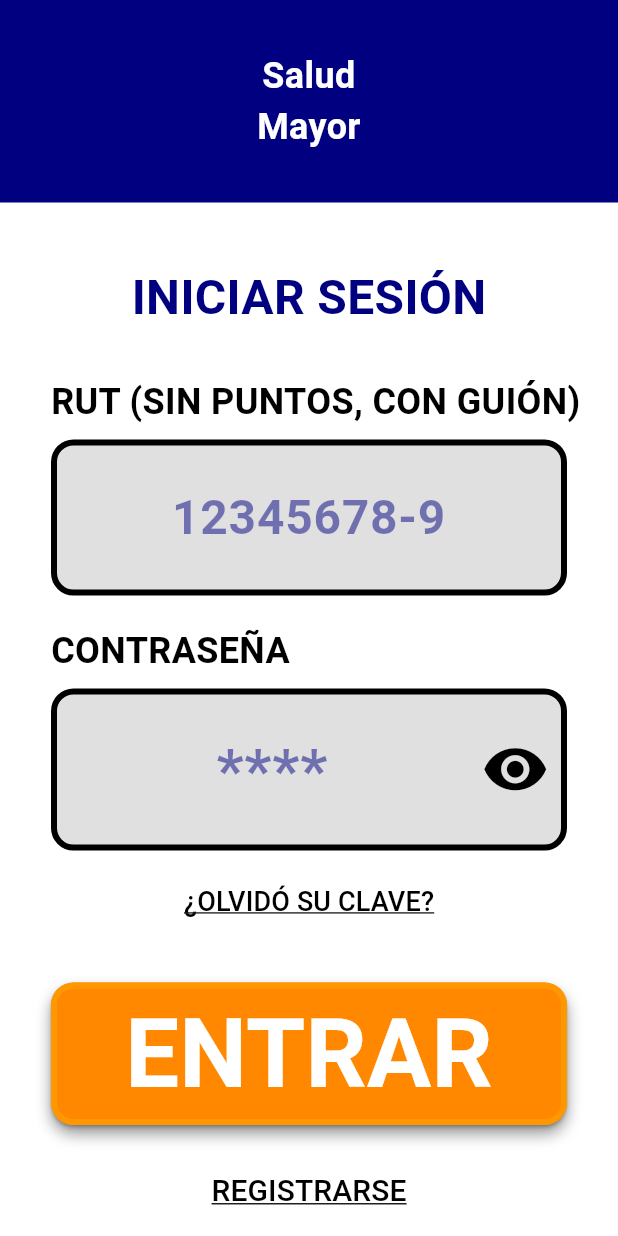
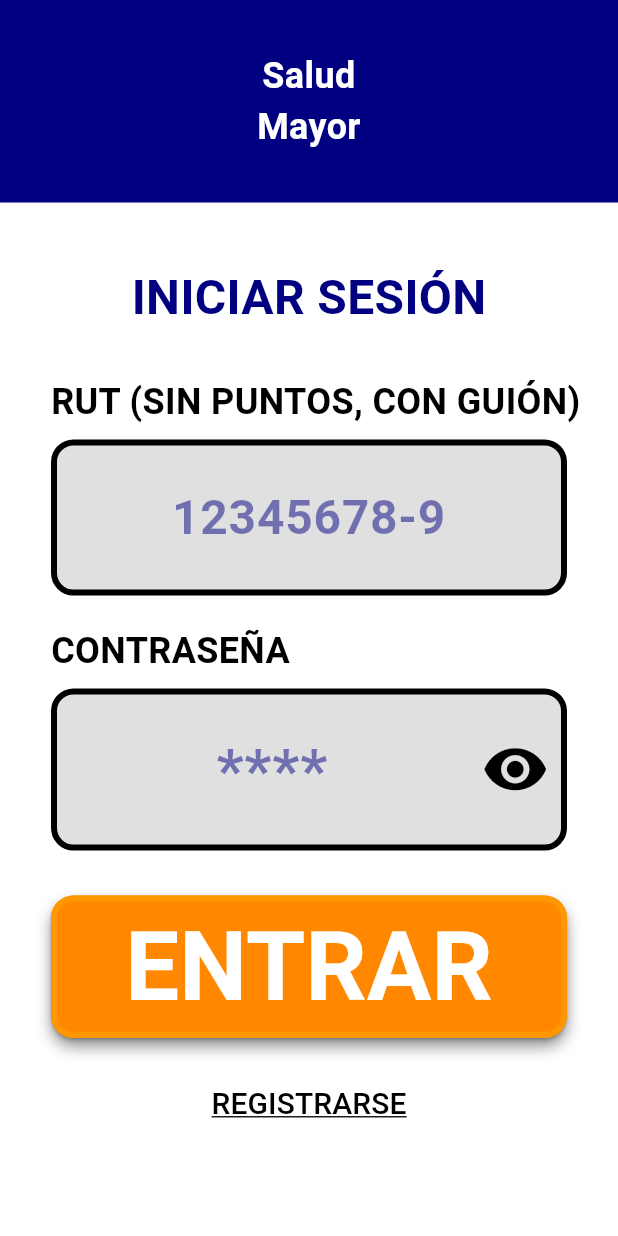
Before and after one commit to velaskovsy/Seremi-Adultos-mayores, a Flutter app: the screen it shows after launch, on a phone screen of 412 x 824 dp. Run offline on Flutter 3.47's test engine with Material 3 defaults, Android fonts, the phone set to English and light mode, and no system bars; our stand-ins replace connectivity_plus, flutter_local_notifications, flutter_svg, flutter_tts, image_picker, permission_handler and 5 more; accounts and stored records are empty.

Commit message:
Update login_screen.dart

```diff
--- a/lib/views/login/login_screen.dart
+++ b/lib/views/login/login_screen.dart
@@ -80,23 +80,6 @@
               hintFontSize: 40,
             ),
 
-            const SizedBox(height: 10),
-
-            // Opción de ¿OLVIDÓ SU CLAVE?
-            TextButton(
-              onPressed: () {
-                // TODO: navegar a pantalla de recuperación
-              },
-              child: const Text(
-                '¿OLVIDÓ SU CLAVE?',
-                style: TextStyle(
-                  decoration: TextDecoration.underline,
-                  color: Colors.black,
-                  fontSize: 18,
-                ),
-              ),
-            ),
-
             const SizedBox(height: 30),
 
             // Botón ENTRAR
```
